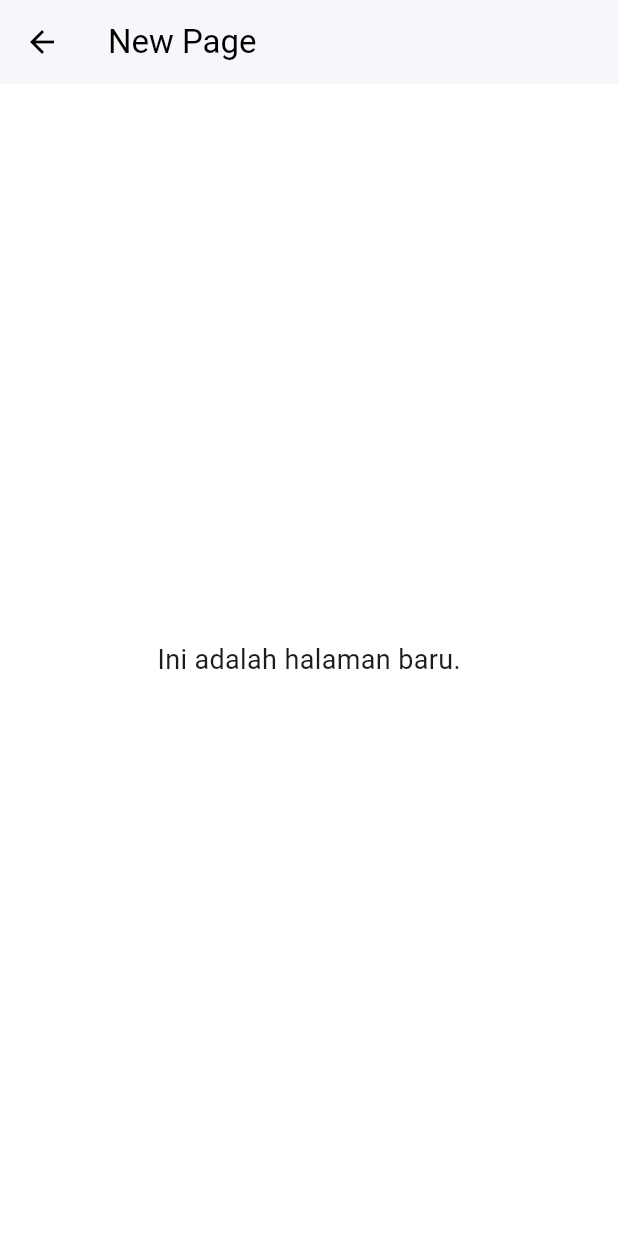
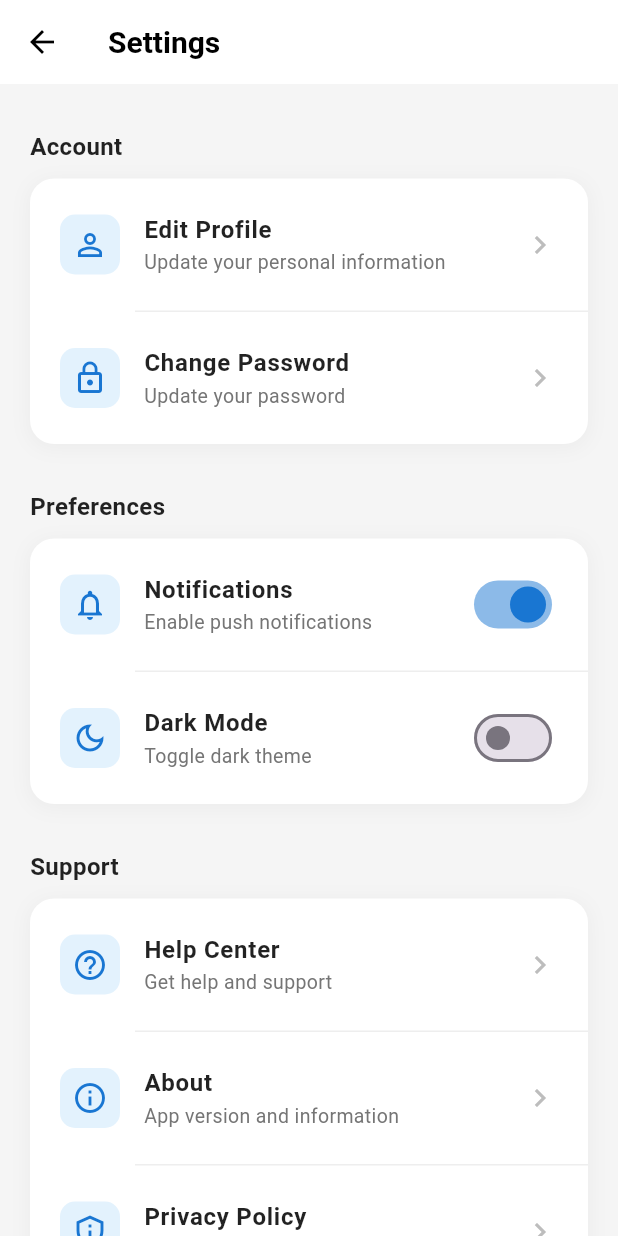
Before and after one commit to Raged9/MobileBankingFlutterApp, a Flutter app: the screen it shows after launch, after a tap on the "settings" icon, on a phone screen of 412 x 824 dp. Run offline on Flutter 3.47's test engine with Material 3 defaults, Android fonts, the phone set to English and light mode, and no system bars.

Commit message:
Commit 3 Christopher: Tampilan Awal Settings dan revisi beberapa

```diff
--- a/lib/main.dart
+++ b/lib/main.dart
@@ -14,7 +14,7 @@ class MyApp extends StatelessWidget {
     SystemChrome.setSystemUIOverlayStyle(SystemUiOverlayStyle.light);
 
     return MaterialApp(
-      title: 'Banking App UI',
+      title: 'Mobile Banking App',
       debugShowCheckedModeBanner: false,
       theme: ThemeData(
         primarySwatch: Colors.blue,
--- a/lib/models/user_data.dart
+++ b/lib/models/user_data.dart
@@ -1,17 +1,26 @@
 class UserData {
   final String name;
-  final String balance;
+  final String email;
   final String cardNumber;
+  final double balance;
+  final String phoneNumber;
+  final String address;
 
   UserData({
     required this.name,
+    required this.email,
+    required this.cardNumber,
     required this.balance,
-    required this.cardNumber,
+    required this.phoneNumber,
+    required this.address,
   });
 }
 
 final userData = UserData(
-  name: 'Ronald Suchanto',
-  balance: '27.230.000',
+  name: '',
+  email: 'ronald.suchanto@email.com',
   cardNumber: '**** **** **** 1234',
+  balance: 0,
+  phoneNumber: '+62 812 3456 7890',
+  address: 'Jakarta, Indonesia',
 );
--- /dev/null
+++ b/lib/screens/settings_screen.dart
@@ -0,0 +1,326 @@
+import 'package:flutter/material.dart';
+import '../models/user_data.dart';
+
+class SettingsScreen extends StatefulWidget {
+  const SettingsScreen({super.key});
+
+  @override
+  State<SettingsScreen> createState() => _SettingsScreenState();
+}
+
+class _SettingsScreenState extends State<SettingsScreen> {
+  bool _notificationsEnabled = true;
+  bool _darkModeEnabled = false;
+
+  @override
+  Widget build(BuildContext context) {
+    return Scaffold(
+      backgroundColor: Colors.grey[100],
+      appBar: AppBar(
+        backgroundColor: Colors.white,
+        elevation: 0,
+        leading: IconButton(
+          icon: const Icon(Icons.arrow_back, color: Colors.black),
+          onPressed: () => Navigator.pop(context),
+        ),
+        title: const Text(
+          'Settings',
+          style: TextStyle(
+            color: Colors.black,
+            fontSize: 20,
+            fontWeight: FontWeight.w600,
+          ),
+        ),
+      ),
+      body: SingleChildScrollView(
+        child: Column(
+          children: [
+            const SizedBox(height: 20),
+
+            _buildSectionTitle('Account'),
+            _buildSettingsCard([
+              _buildSettingsTile(
+                icon: Icons.person_outline,
+                title: 'Edit Profile',
+                subtitle: 'Update your personal information',
+                onTap: () {
+                },
+              ),
+              _buildDivider(),
+              _buildSettingsTile(
+                icon: Icons.lock_outline,
+                title: 'Change Password',
+                subtitle: 'Update your password',
+                onTap: () {
+                },
+              ),
+            ]),
+
+            const SizedBox(height: 20),
+
+            _buildSectionTitle('Preferences'),
+            _buildSettingsCard([
+              _buildSwitchTile(
+                icon: Icons.notifications_outlined,
+                title: 'Notifications',
+                subtitle: 'Enable push notifications',
+                value: _notificationsEnabled,
+                onChanged: (value) {
+                  setState(() {
+                    _notificationsEnabled = value;
+                  });
+                },
+              ),
+              _buildDivider(),
+              _buildSwitchTile(
+                icon: Icons.dark_mode_outlined,
+                title: 'Dark Mode',
+                subtitle: 'Toggle dark theme',
+                value: _darkModeEnabled,
+                onChanged: (value) {
+                  setState(() {
+                    _darkModeEnabled = value;
+                  });
+                },
+              ),
+            ]),
+
+            const SizedBox(height: 20),
+
+            _buildSectionTitle('Support'),
+            _buildSettingsCard([
+              _buildSettingsTile(
+                icon: Icons.help_outline,
+                title: 'Help Center',
+                subtitle: 'Get help and support',
+                onTap: () {
+                },
+              ),
+              _buildDivider(),
+              _buildSettingsTile(
+                icon: Icons.info_outline,
+                title: 'About',
+                subtitle: 'App version and information',
+                onTap: () {
+                  _showAboutDialog();
+                },
+              ),
+              _buildDivider(),
+              _buildSettingsTile(
+                icon: Icons.privacy_tip_outlined,
+                title: 'Privacy Policy',
+                subtitle: 'Read our privacy policy',
+                onTap: () {
+                },
+              ),
+            ]),
+
+            const SizedBox(height: 30),
+
+            Padding(
+              padding: const EdgeInsets.symmetric(horizontal: 20),
+              child: SizedBox(
+                width: double.infinity,
+                child: ElevatedButton(
+                  onPressed: () {
+                    _showLogoutDialog();
+                  },
+                  style: ElevatedButton.styleFrom(
+                    backgroundColor: Colors.red,
+                    padding: const EdgeInsets.symmetric(vertical: 16),
+                    shape: RoundedRectangleBorder(
+                      borderRadius: BorderRadius.circular(12),
+                    ),
+                  ),
+                  child: const Text(
+                    'Logout',
+                    style: TextStyle(
+                      fontSize: 16,
+                      fontWeight: FontWeight.w600,
+                      color: Colors.white,
+                    ),
+                  ),
+                ),
+              ),
+            ),
+
+            const SizedBox(height: 30),
+          ],
+        ),
+      ),
+    );
+  }
+
+  Widget _buildSectionTitle(String title) {
+    return Padding(
+      padding: const EdgeInsets.symmetric(horizontal: 20, vertical: 10),
+      child: Align(
+        alignment: Alignment.centerLeft,
+        child: Text(
+          title,
+          style: const TextStyle(
+            fontSize: 16,
+            fontWeight: FontWeight.bold,
+            color: Colors.black87,
+          ),
+        ),
+      ),
+    );
+  }
+
+  Widget _buildSettingsCard(List<Widget> children) {
+    return Container(
+      margin: const EdgeInsets.symmetric(horizontal: 20),
+      decoration: BoxDecoration(
+        color: Colors.white,
+        borderRadius: BorderRadius.circular(16),
+        boxShadow: [
+          BoxShadow(
+            color: Colors.grey.withOpacity(0.1),
+            spreadRadius: 1,
+            blurRadius: 10,
+            offset: const Offset(0, 2),
+          ),
+        ],
+      ),
+      child: Column(children: children),
+    );
+  }
+
+  Widget _buildSettingsTile({
+    required IconData icon,
+    required String title,
+    required String subtitle,
+    required VoidCallback onTap,
+  }) {
+    return ListTile(
+      contentPadding: const EdgeInsets.symmetric(horizontal: 20, vertical: 8),
+      leading: Container(
+        padding: const EdgeInsets.all(8),
+        decoration: BoxDecoration(
+          color: Colors.blue[50],
+          borderRadius: BorderRadius.circular(10),
+        ),
+        child: Icon(icon, color: Colors.blue[700], size: 24),
+      ),
+      title: Text(
+        title,
+        style: const TextStyle(
+          fontSize: 16,
+          fontWeight: FontWeight.w600,
+          color: Colors.black87,
+        ),
+      ),
+      subtitle: Text(
+        subtitle,
+        style: TextStyle(
+          fontSize: 13,
+          color: Colors.grey[600],
+        ),
+      ),
+      trailing: Icon(Icons.chevron_right, color: Colors.grey[400]),
+      onTap: onTap,
+    );
+  }
+
+  Widget _buildSwitchTile({
+    required IconData icon,
+    required String title,
+    required String subtitle,
+    required bool value,
+    required ValueChanged<bool> onChanged,
+  }) {
+    return ListTile(
+      contentPadding: const EdgeInsets.symmetric(horizontal: 20, vertical: 8),
+      leading: Container(
+        padding: const EdgeInsets.all(8),
+        decoration: BoxDecoration(
+          color: Colors.blue[50],
+          borderRadius: BorderRadius.circular(10),
+        ),
+        child: Icon(icon, color: Colors.blue[700], size: 24),
+      ),
+      title: Text(
+        title,
+        style: const TextStyle(
+          fontSize: 16,
+          fontWeight: FontWeight.w600,
+          color: Colors.black87,
+        ),
+      ),
+      subtitle: Text(
+        subtitle,
+        style: TextStyle(
+          fontSize: 13,
+          color: Colors.grey[600],
+        ),
+      ),
+      trailing: Switch(
+        value: value,
+        onChanged: onChanged,
+        activeColor: Colors.blue[700],
+      ),
+    );
+  }
+
+  Widget _buildDivider() {
+    return Divider(
+      height: 1,
+      thickness: 1,
+      indent: 70,
+      color: Colors.grey[200],
+    );
+  }
+
+  void _showAboutDialog() {
+    showDialog(
+      context: context,
+      builder: (context) => AlertDialog(
+        title: const Text('About'),
+        content: const Column(
+          mainAxisSize: MainAxisSize.min,
+          crossAxisAlignment: CrossAxisAlignment.start,
+          children: [
+            Text('Cashless App'),
+            SizedBox(height: 8),
+            Text('Version 1.0.0'),
+            SizedBox(height: 8),
+            Text('Digital wallet for easy payments'),
+          ],
+        ),
+        actions: [
+          TextButton(
+            onPressed: () => Navigator.pop(context),
+            child: const Text('Close'),
+          ),
+        ],
+      ),
+    );
+  }
+
+  void _showLogoutDialog() {
+    showDialog(
+      context: context,
+      builder: (context) => AlertDialog(
+        title: const Text('Logout'),
+        content: const Text('Are you sure you want to logout?'),
+        actions: [
+          TextButton(
+            onPressed: () => Navigator.pop(context),
+            child: const Text('Cancel'),
+          ),
+          TextButton(
+            onPressed: () {
+              Navigator.pop(context);
+              Navigator.pop(context);
+            },
+            child: const Text(
+              'Logout',
+              style: TextStyle(color: Colors.red),
+            ),
+          ),
+        ],
+      ),
+    );
+  }
+}
--- a/lib/widgets/balance_card.dart
+++ b/lib/widgets/balance_card.dart
@@ -1,8 +1,14 @@
 import 'package:flutter/material.dart';
 import '../models/user_data.dart';
+import 'package:intl/intl.dart';
 
 class BalanceCard extends StatelessWidget {
   const BalanceCard({super.key});
+
+  String _formatBalance(double balance) {
+    final formatter = NumberFormat('#,###', 'id_ID');
+    return formatter.format(balance).replaceAll(',', '.');
+  }
 
   @override
   Widget build(BuildContext context) {
@@ -46,7 +52,7 @@ class BalanceCard extends StatelessWidget {
               ),
               const SizedBox(height: 8),
               Text(
-                'Rp ${userData.balance}',
+                'Rp ${_formatBalance(userData.balance)}',
                 style: const TextStyle(
                   color: Colors.white,
                   fontSize: 32,
--- a/lib/widgets/header.dart
+++ b/lib/widgets/header.dart
@@ -1,14 +1,14 @@
 import 'package:flutter/material.dart';
 import '../models/user_data.dart';
-import '../screens/placeholder_page.dart';
+import '../screens/settings_screen.dart';
 
 class Header extends StatelessWidget {
   const Header({super.key});
 
-  void _navigateToNewPage(BuildContext context) {
+  void _navigateToSettings(BuildContext context) {
     Navigator.push(
       context,
-      MaterialPageRoute(builder: (context) => const PlaceholderPage()),
+      MaterialPageRoute(builder: (context) => const SettingsScreen()),
     );
   }
 
@@ -26,7 +26,7 @@ class Header extends StatelessWidget {
         ),
         IconButton(
           icon: const Icon(Icons.settings, color: Colors.black54),
-          onPressed: () => _navigateToNewPage(context),
+          onPressed: () => _navigateToSettings(context),
         ),
       ],
     );
--- a/lib/widgets/quick_actions.dart
+++ b/lib/widgets/quick_actions.dart
@@ -62,12 +62,12 @@ class QuickActions extends StatelessWidget {
         padding: const EdgeInsets.symmetric(vertical: 20),
         decoration: BoxDecoration(
           color: Colors.white,
-          borderRadius: BorderRadius.circular(16),
+          borderRadius: BorderRadius.circular(12),
           boxShadow: [
             BoxShadow(
-              color: Colors.grey,
-              spreadRadius: 1,
-              blurRadius: 5,
+              color: Colors.grey.shade500,
+              spreadRadius: 0.5,
+              blurRadius: 2,
             ),
           ],
         ),
--- a/pubspec.yaml
+++ b/pubspec.yaml
@@ -34,6 +34,8 @@ dependencies:
   # The following adds the Cupertino Icons font to your application.
   # Use with the CupertinoIcons class for iOS style icons.
   cupertino_icons: ^1.0.8
+
+  intl: ^0.20.2
 
 dev_dependencies:
   flutter_test:
```
Also changed, not shown: pubspec.lock.
